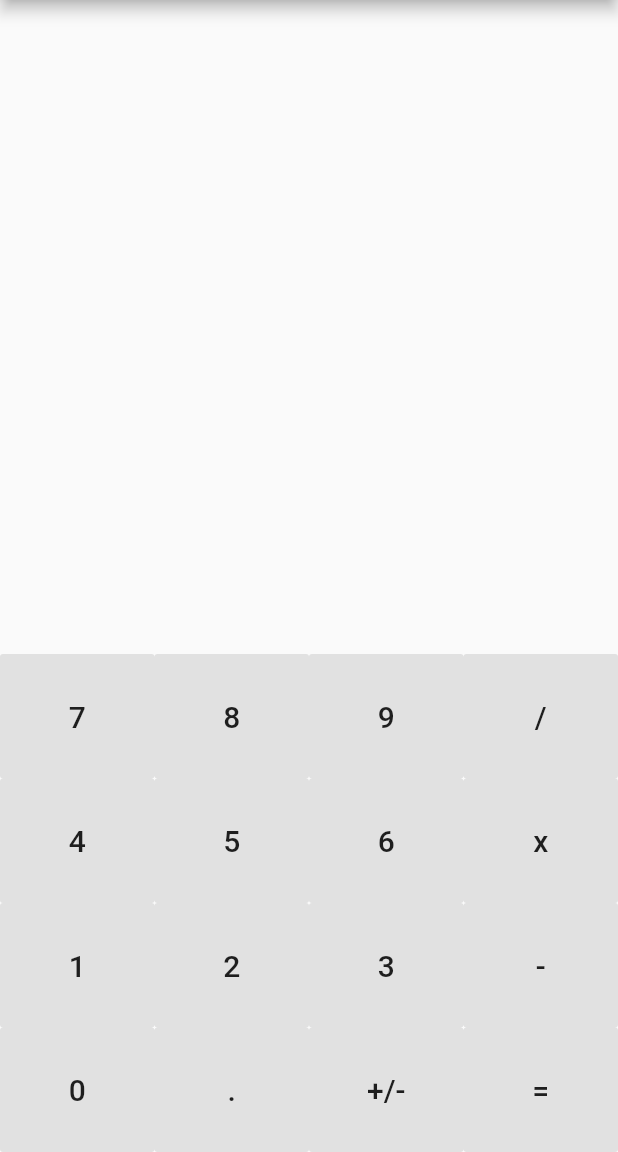
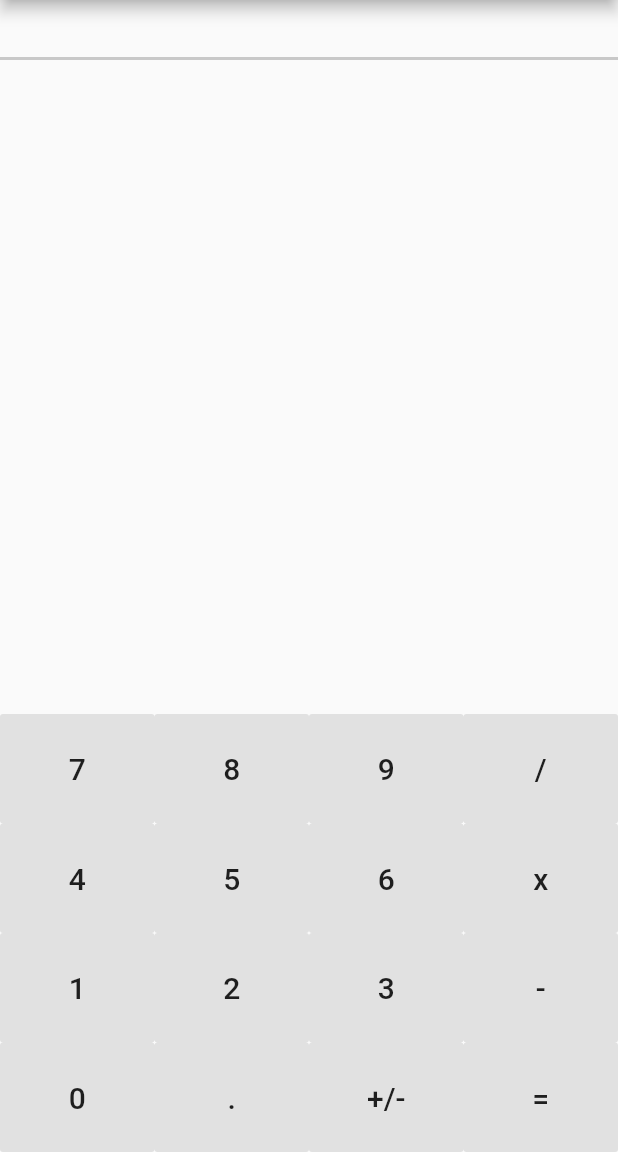
Before and after one commit to katsumeshi/Calc, a Flutter app: the screen it shows after launch, on a phone screen of 412 x 824 dp, the part 84-1236 px from its top. Run offline on Flutter 3.47's test engine with Material 2 defaults, Android fonts, the phone set to English and light mode, and no system bars.

Commit message:
add list view

```diff
--- a/lib/main.dart
+++ b/lib/main.dart
@@ -9,14 +9,6 @@ class MyApp extends StatelessWidget {
     return new MaterialApp(
       title: 'Flutter Demo',
       theme: new ThemeData(
-        // This is the theme of your application.
-        //
-        // Try running your application with "flutter run". You'll see the
-        // application has a blue toolbar. Then, without quitting the app, try
-        // changing the primarySwatch below to Colors.green and then invoke
-        // "hot reload" (press "r" in the console where you ran "flutter run",
-        // or press Run > Flutter Hot Reload in IntelliJ). Notice that the
-        // counter didn't reset back to zero; the application is not restarted.
         primarySwatch: Colors.blue,
       ),
       home: new MyHomePage(title: 'Calc'),
@@ -26,15 +18,6 @@ class MyApp extends StatelessWidget {
 
 class MyHomePage extends StatefulWidget {
   MyHomePage({Key key, this.title}) : super(key: key);
-
-  // This widget is the home page of your application. It is stateful, meaning
-  // that it has a State object (defined below) that contains fields that affect
-  // how it looks.
-
-  // This class is the configuration for the state. It holds the values (in this
-  // case the title) provided by the parent (in this case the App widget) and
-  // used by the build method of the State. Fields in a Widget subclass are
-  // always marked "final".
 
   final String title;
 
@@ -46,7 +29,7 @@ class _MyHomePageState extends State<MyHomePage> {
   int _counter = 0;
   String _test = "";
 
-  // tricky to make 2d array in dart
+  // not sure to make 2d array in dart
   static List<String> keys1 = ['7', '8', '9', '/'];
   static List<String> keys2 = ['4', '5', '6', 'x'];
   static List<String> keys3 = ['1', '2', '3', '-'];
@@ -68,7 +51,7 @@ class _MyHomePageState extends State<MyHomePage> {
                 this._incrementCounter(number);
               },
               child: new Container(
-                margin: const EdgeInsets.symmetric(vertical: 30.0),
+                margin: const EdgeInsets.symmetric(vertical: 25.0),
                 child: new Text(number, style: new TextStyle(fontSize: 20.0)),
               )));
     }).toList());
@@ -83,7 +66,23 @@ class _MyHomePageState extends State<MyHomePage> {
           title: new Text(widget.title),
         ),
         body: new Column(children: <Widget>[
-          result,
+          new Expanded(
+              flex: 1,
+              child: new ListView(children: <Widget>[
+                new Container(
+                    // margin: const EdgeInsets.only(top: 20.0),
+                    alignment: Alignment.centerLeft,
+                    decoration: const BoxDecoration(
+                      border: const Border(
+                        bottom: const BorderSide(
+                            width: 2.0, color: const Color(0xFF33000000)),
+                      ),
+                    ),
+                    child: new Container(
+                        margin: const EdgeInsets.symmetric(vertical: 10.0),
+                        child: new Text('$_test',
+                            style: new TextStyle(fontSize: 15.0))))
+              ])),
           this.getRow(keys1),
           this.getRow(keys2),
           this.getRow(keys3),
```
